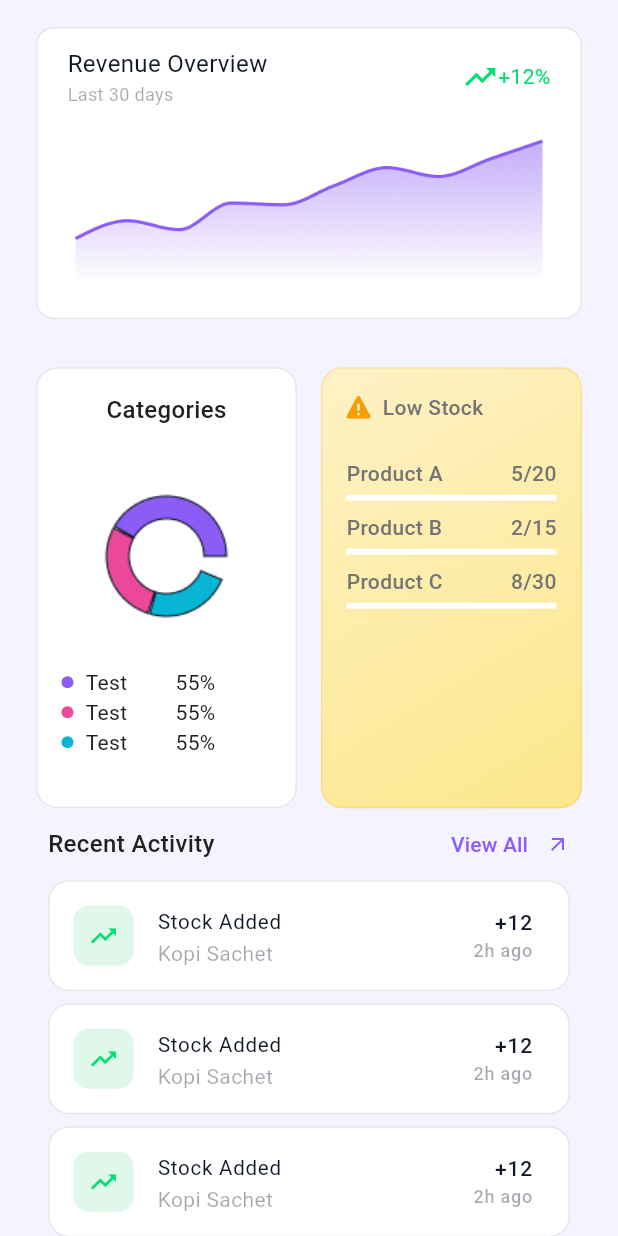
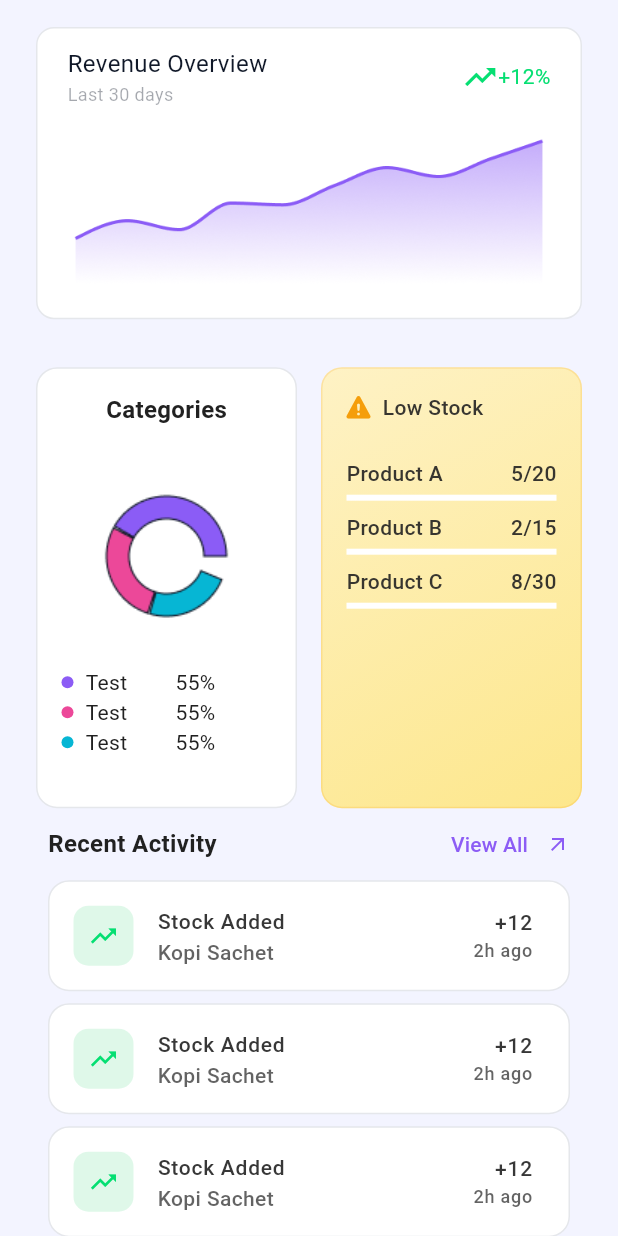
Before and after one commit to Parikesittt/invengo, a Flutter app: the DashboardPage screen opened directly, scrolled down 374 dp, on a phone screen of 412 x 824 dp. Run offline on Flutter 3.47's test engine with Material 3 defaults, Android fonts, the light colour scheme and no system bars; our stand-ins replace animated_search_bar, auto_route, fluttertoast, font_awesome_flutter, shared_preferences, sqflite and 1 more; missing offline and left inert: drop_down_list, dropdown_flutter, searchbar_animation, standard_searchbar; accounts and stored records are empty; Roboto replaces fonts that are missing (Poppins).

Commit message:
add: darkmode function

```diff
--- a/lib/components/app_container.dart
+++ b/lib/components/app_container.dart
@@ -22,13 +22,14 @@ class AppContainer extends StatelessWidget {
 
   @override
   Widget build(BuildContext context) {
+    final theme = Theme.of(context);
     return Container(
       width: width ?? double.infinity,
       height: height,
       padding: padding ?? const EdgeInsets.all(24),
       decoration: BoxDecoration(
         gradient: gradient,
-        color: color ?? Colors.white,
+        color: color ?? theme.colorScheme.surface,
         borderRadius: BorderRadius.circular(12),
         border: withBorder
             ? Border.all(color: Theme.of(context).colorScheme.outline)
--- a/lib/components/auth/label_form_auth.dart
+++ b/lib/components/auth/label_form_auth.dart
@@ -7,6 +7,6 @@ class LabelAuth extends StatelessWidget {
 
   @override
   Widget build(BuildContext context) {
-    return Text(title, style: AppTextStyle.sectionTitle);
+    return Text(title, style: AppTextStyle.sectionTitle(context));
   }
 }
--- a/lib/components/dashboard/activity_tile.dart
+++ b/lib/components/dashboard/activity_tile.dart
@@ -1,4 +1,5 @@
 import 'package:flutter/material.dart';
+import 'package:invengo/constant/app_text_style.dart';
 
 class ActivityTile extends StatelessWidget {
   final String title;
@@ -22,12 +23,13 @@ class ActivityTile extends StatelessWidget {
 
   @override
   Widget build(BuildContext context) {
+    final theme = Theme.of(context);
     return ListTile(
       shape: RoundedRectangleBorder(
         borderRadius: BorderRadius.circular(14),
-        side: BorderSide(color: Color(0xffe5e7eb)),
+        side: BorderSide(color: theme.colorScheme.outline),
       ),
-      tileColor: Colors.white,
+      tileColor: theme.colorScheme.surface,
       leading: Container(
         width: 40,
         height: 40,
@@ -37,14 +39,14 @@ class ActivityTile extends StatelessWidget {
         ),
         child: Icon(icon, color: iconColor, size: 20),
       ),
-      title: Text(title, style: TextStyle(fontSize: 13.7, color: Color(0xff101828))),
-      subtitle: Text(subtitle, style: TextStyle(color: Color(0x60101828))),
+      title: Text(title, style: AppTextStyle.cardTitle(context)),
+      subtitle: Text(subtitle, style: AppTextStyle.sectionSubtitle(context)),
       trailing: Column(
         crossAxisAlignment: CrossAxisAlignment.end,
         mainAxisAlignment: MainAxisAlignment.center,
         children: [
-          Text(value, style: TextStyle(fontSize: 14, color: Color(0xff101828))),
-          Text(time, style: TextStyle(color: Color(0x60101828), fontSize: 12)),
+          Text(value, style: AppTextStyle.cardTitle(context)),
+          Text(time, style: AppTextStyle.label(context)),
         ],
       ),
     );
--- a/lib/components/dashboard/low_stock_card.dart
+++ b/lib/components/dashboard/low_stock_card.dart
@@ -31,7 +31,7 @@ class LowStockCard extends StatelessWidget {
                 color: Color(0xffF59E0B),
               ),
               SizedBox(width: 8),
-              Text("Low Stock", style: AppTextStyle.cardTitle),
+              Text("Low Stock", style: AppTextStyle.cardTitle(context)),
             ],
           ),
           SizedBox(height: 24),
@@ -40,11 +40,11 @@ class LowStockCard extends StatelessWidget {
               children: [
                 Row(
                   children: [
-                    Text(item['name'], style: AppTextStyle.cardTitle),
+                    Text(item['name'], style: AppTextStyle.cardTitle(context)),
                     Spacer(),
                     Text(
                       "${item['stock']}/${item['max']}",
-                      style: AppTextStyle.cardTitle,
+                      style: AppTextStyle.cardTitle(context),
                     ),
                   ],
                 ),
--- a/lib/constant/app_text_style.dart
+++ b/lib/constant/app_text_style.dart
@@ -1,90 +1,153 @@
 import 'package:flutter/material.dart';
-import 'app_color.dart';
 
+/// ✅ AppTextStyle
+/// Semua style otomatis menyesuaikan warna berdasarkan theme (light/dark)
+/// Gunakan dengan cara: `AppTextStyle.h1(context)`
 class AppTextStyle {
-  // Header (seperti "Invengo")
-  static const header = TextStyle(
+  /// Header besar, misal "Invengo"
+  static TextStyle header(BuildContext context) {
+    final theme = Theme.of(context);
+    return TextStyle(
       fontSize: 28,
       fontWeight: FontWeight.bold,
-    color: AppColor.textPrimaryLight,
+      color: theme.colorScheme.onSurface,
     );
+  }
 
-  // Subheader (seperti "Welcome back, Admin")
-  static const subHeader = TextStyle(
+  /// Subheader, misal "Welcome back, Admin"
+  static TextStyle subHeader(BuildContext context) {
+    final theme = Theme.of(context);
+    return TextStyle(
       fontSize: 16,
       fontWeight: FontWeight.w500,
-    color: AppColor.textSecondaryLight,
+      color: theme.colorScheme.onSurface.withOpacity(0.8),
     );
+  }
 
-  // Card title (misal "Total Product")
-  static const cardTitle = TextStyle(
+  /// Judul kecil di dalam card
+  static TextStyle cardTitle(BuildContext context) {
+    final theme = Theme.of(context);
+    return TextStyle(
       fontSize: 14,
       fontWeight: FontWeight.w500,
-    color: AppColor.textSecondaryLight,
+      color: theme.colorScheme.onSurface.withOpacity(0.9),
     );
+  }
 
-  // Card value (angka “24” di card)
-  static const cardValue = TextStyle(
+  /// Nilai utama di card (angka besar)
+  static TextStyle cardValue(BuildContext context) {
+    final theme = Theme.of(context);
+    return TextStyle(
       fontSize: 20,
       fontWeight: FontWeight.bold,
-    color: AppColor.textPrimaryLight,
+      color: theme.colorScheme.onSurface,
     );
+  }
 
-  // Growth text (“+12%” di bawah)
-  static const growth = TextStyle(
+  /// Teks pertumbuhan, misal "+12%"
+  static TextStyle growth(BuildContext context) {
+    return const TextStyle(
       fontSize: 14,
       fontWeight: FontWeight.w500,
-    color: Color(0xFF12B76A), // hijau growth
+      color: Color(0xFF12B76A), // hijau growth (tetap sama di kedua mode)
     );
+  }
 
-  // Section title (misal “Revenue Overview”)
-  static const sectionTitle = TextStyle(
+  /// Section title, misal “Revenue Overview”
+  static TextStyle sectionTitle(BuildContext context) {
+    final theme = Theme.of(context);
+    return TextStyle(
+      fontSize: 16,
+      fontWeight: FontWeight.w600,
+      color: theme.colorScheme.onSurface,
+    );
+  }
+
+  /// Section subtitle, misal “Last 30 days”
+  static TextStyle sectionSubtitle(BuildContext context) {
+    final theme = Theme.of(context);
+    return TextStyle(
+      fontSize: 14,
+      fontWeight: FontWeight.w500,
+      color: theme.colorScheme.onSurface.withOpacity(0.7),
+    );
+  }
+
+  /// Heading 1
+  static TextStyle h1(BuildContext context) {
+    final theme = Theme.of(context);
+    return TextStyle(
+      fontSize: 24,
+      fontWeight: FontWeight.w600,
+      color: theme.colorScheme.onSurface,
+    );
+  }
+
+  /// Heading 2
+  static TextStyle h2(BuildContext context) {
+    final theme = Theme.of(context);
+    return TextStyle(
+      fontSize: 20,
+      fontWeight: FontWeight.w600,
+      color: theme.colorScheme.onSurface,
+    );
+  }
+
+  /// Heading 3
+  static TextStyle h3(BuildContext context) {
+    final theme = Theme.of(context);
+    return TextStyle(
+      fontSize: 18,
+      fontWeight: FontWeight.w500,
+      color: theme.colorScheme.onSurface,
+    );
+  }
+
+  /// Heading 4
+  static TextStyle h4(BuildContext context) {
+    final theme = Theme.of(context);
+    return TextStyle(
       fontSize: 16,
       fontWeight: FontWeight.w500,
-    color: AppColor.textPrimaryLight,
-  );
-
-  // Section subtitle (misal “Last 30 days”)
-  static const sectionSubtitle = TextStyle(
-    fontSize: 14,
-    fontWeight: FontWeight.w500,
-    color: AppColor.textPrimaryLight,
-  );
-
-  static const h1 = TextStyle(
-    fontSize: 24,
-    color: AppColor.primaryTextLight,
-    fontWeight: FontWeight.w500,
-  );
-
-  static const h2 = TextStyle(
-    fontSize: 20,
-    color: AppColor.primaryTextLight,
-    fontWeight: FontWeight.w500,
-  );
-
-  static const h3 = TextStyle(
-    fontSize: 18,
-    color: AppColor.primaryTextLight,
-    fontWeight: FontWeight.w500,
-  );
-
-  static const h4 = TextStyle(
-    fontSize: 16,
-    color: AppColor.primaryTextLight,
-    fontWeight: FontWeight.w500,
-  );
-
-  static const p = TextStyle(fontSize: 16, color: AppColor.primaryTextLight);
-
-  static const pPrice = TextStyle(fontSize: 16, color: AppColor.primary);
-
-  static const button = TextStyle(
-    fontSize: 16,
-    color: AppColor.textPrimaryDark,
-  );
-  static const label = TextStyle(
-    fontSize: 12,
-    color: AppColor.textPrimaryLight,
+      color: theme.colorScheme.onSurface,
     );
   }
+
+  /// Paragraf umum
+  static TextStyle p(BuildContext context) {
+    final theme = Theme.of(context);
+    return TextStyle(
+      fontSize: 16,
+      color: theme.colorScheme.onSurface,
+    );
+  }
+
+  /// Harga atau teks dengan warna utama
+  static TextStyle pPrice(BuildContext context) {
+    final theme = Theme.of(context);
+    return TextStyle(
+      fontSize: 16,
+      color: theme.colorScheme.primary,
+      fontWeight: FontWeight.w600,
+    );
+  }
+
+  /// Label kecil (seperti caption)
+  static TextStyle label(BuildContext context) {
+    final theme = Theme.of(context);
+    return TextStyle(
+      fontSize: 12,
+      color: theme.colorScheme.onSurface.withOpacity(0.7),
+    );
+  }
+
+  /// Tombol (teks di atas button)
+  static TextStyle button(BuildContext context) {
+    final theme = Theme.of(context);
+    return TextStyle(
+      fontSize: 16,
+      fontWeight: FontWeight.w600,
+      color: theme.colorScheme.onPrimary,
+    );
+  }
+}
--- a/lib/route.dart
+++ b/lib/route.dart
@@ -8,6 +8,7 @@
 import 'package:invengo/view/stock_management_page.dart';
 import 'package:invengo/view/stock_create_page.dart';
 import 'package:invengo/view/list_user.dart';
+import 'package:invengo/view/profile_page.dart';
 import 'package:flutter/material.dart';
 import 'package:invengo/model/item_model.dart';
 
@@ -29,5 +30,6 @@
     AutoRoute(page: StockManagementRoute.page, path: '/stock_management'),
     AutoRoute(page: StockCreateRoute.page, path: '/stock_create'),
     AutoRoute(page: ListCategoryRoute.page, path: '/list'),
+    AutoRoute(page: ProfileRoute.page, path: '/profile'),
   ];
 }
--- a/lib/view/dashboard_page.dart
+++ b/lib/view/dashboard_page.dart
@@ -50,7 +50,7 @@ class _DashboardPageState extends State<DashboardPage> {
   @override
   Widget build(BuildContext context) {
     return Scaffold(
-      backgroundColor: Color(0xfff3f4ff),
+      // backgroundColor: Color(0xfff3f4ff),
       body: SingleChildScrollView(
         child: Padding(
           padding: const EdgeInsets.only(top: 48.0, left: 24, right: 24),
@@ -172,7 +172,7 @@ class _DashboardPageState extends State<DashboardPage> {
                       ),
                       child: Column(
                         children: [
-                          Text("Categories", style: AppTextStyle.sectionTitle),
+                          Text("Categories", style: AppTextStyle.sectionTitle(context)),
                           h(36),
                           Image.asset('assets/images/pie_chart_dummy.png'),
                           h(24),
@@ -251,7 +251,7 @@ class _DashboardPageState extends State<DashboardPage> {
                       children: [
                         Text(
                           "Recent Activity",
-                          style: AppTextStyle.sectionTitle,
+                          style: AppTextStyle.sectionTitle(context),
                         ),
                         Spacer(),
                         Row(
--- a/lib/view/finance_page.dart
+++ b/lib/view/finance_page.dart
@@ -293,7 +293,7 @@ class _FinancePageState extends State<FinancePage>
                       children: [
                         Text(
                           "Recent Transaction",
-                          style: AppTextStyle.sectionTitle,
+                          style: AppTextStyle.sectionTitle(context),
                         ),
                         TextButton(onPressed: () {}, child: Text("View All")),
                       ],
@@ -491,7 +491,7 @@ class _FinancePageState extends State<FinancePage>
             crossAxisAlignment: CrossAxisAlignment.start,
             spacing: 40,
             children: [
-              Text("Weekly Trend", style: AppTextStyle.sectionTitle),
+              Text("Weekly Trend", style: AppTextStyle.sectionTitle(context)),
               Image.asset('assets/images/line_chart_dummy.png'),
             ],
           ),
--- a/lib/view/main_page.dart
+++ b/lib/view/main_page.dart
@@ -5,6 +5,7 @@ import 'package:invengo/route.dart';
 import 'package:invengo/view/dashboard_page.dart';
 import 'package:invengo/view/finance_page.dart';
 import 'package:invengo/view/grid.dart';
+import 'package:invengo/view/profile_page.dart';
 import 'package:invengo/view/stock_page.dart';
 import 'package:flutter/material.dart';
 import 'package:font_awesome_flutter/font_awesome_flutter.dart';
@@ -25,7 +26,7 @@ class _MainPageState extends State<MainPage> {
     DashboardPage(),
     StockPage(),
     FinancePage(),
-    Tugas2Widget(),
+    ProfilePage(),
   ];
   @override
   Widget build(BuildContext context) {
```
Also changed, not shown: lib/components/dashboard/info_card.dart (+7 -14 lines), lib/components/page_header.dart (+5 -5 lines), lib/main.dart (+12 -4 lines), lib/view/profile_page.dart (added, +171 -0 lines), lib/view/stock_create_page.dart (+4 -4 lines), lib/view/stock_management_page.dart (+7 -7 lines), lib/view/stock_trans_page.dart (+20 -5 lines), lib/route.gr.dart. Lines whose indentation alone changed are shown as unchanged.
